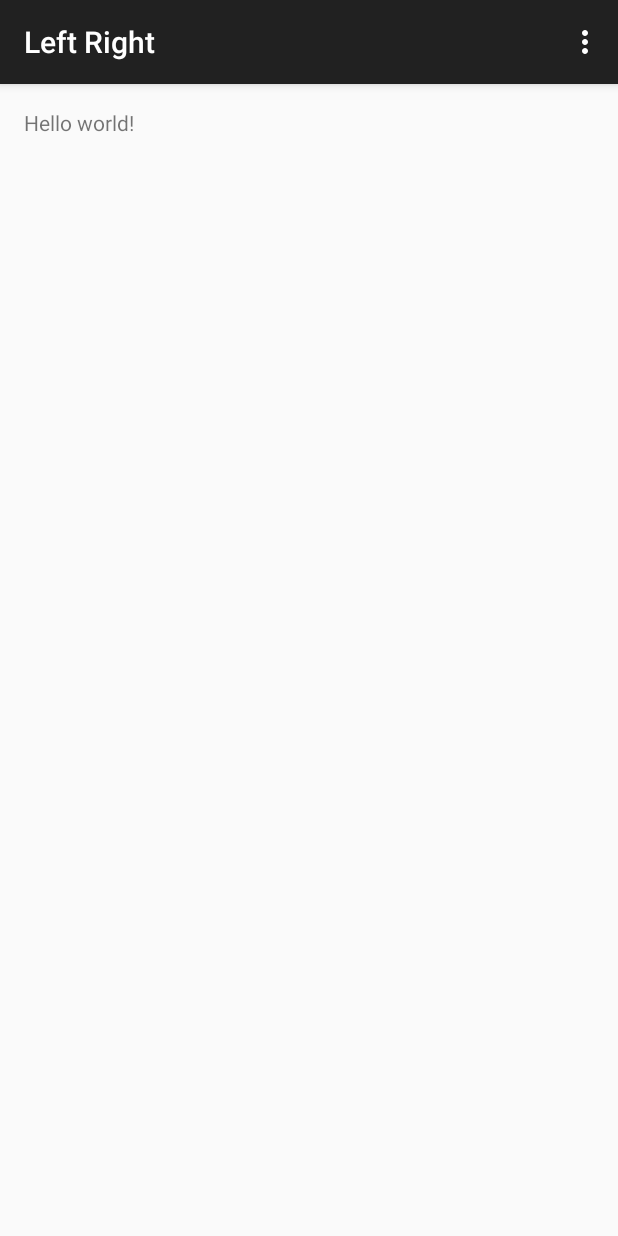
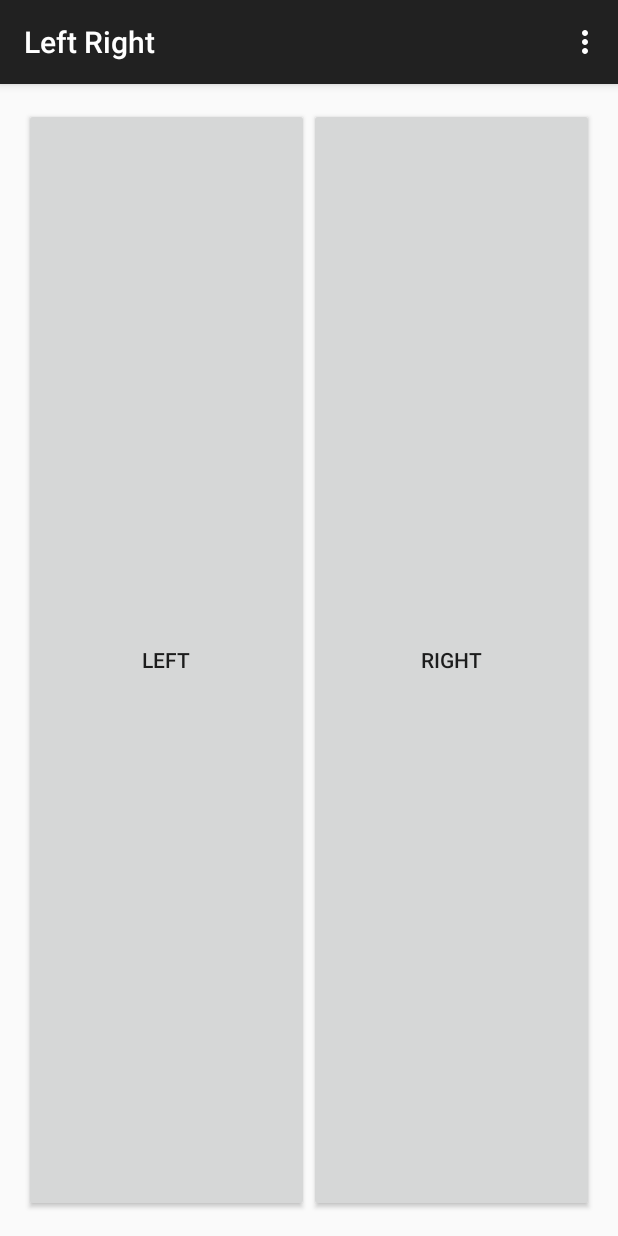
Before and after one commit to TurtleDynasty/Left-Right-Audio-Game, an Android app: the screen it shows after launch (MainActivity), on a phone screen of 412 x 824 dp. Run offline under Robolectric (Android 15) with nearby library versions, the phone set to English and light mode, and no system bars.

Commit message:
Prototype main game activity visual UI

```diff
--- a/app/src/main/res/layout/activity_main.xml
+++ b/app/src/main/res/layout/activity_main.xml
@@ -5,7 +5,29 @@
     android:paddingTop="@dimen/activity_vertical_margin"
     android:paddingBottom="@dimen/activity_vertical_margin" tools:context=".MainActivity">
 
-    <TextView android:text="@string/hello_world" android:layout_width="wrap_content"
-        android:layout_height="wrap_content" />
+    <LinearLayout
+        android:layout_width="fill_parent"
+        android:layout_height="fill_parent"
+        android:sorientation="horizontal">
 
+        <Button
+            android:layout_width="0dp"
+            android:layout_weight="1"
+            android:layout_height="match_parent"
+            android:text="Left"
+            android:id="@+id/buttonLeft"
+            android:layout_gravity="left"
+            android:layout_alignParentTop="true"
+            android:layout_alignParentBottom="true" />
+
+        <Button
+            android:layout_width="0dp"
+            android:layout_weight="1"
+            android:layout_height="match_parent"
+            android:text="Right"
+            android:id="@+id/buttonRight"
+            android:layout_gravity="right"
+            android:layout_alignParentTop="true"
+            android:layout_alignParentBottom="true" />
+    </LinearLayout>
 </RelativeLayout>
```
